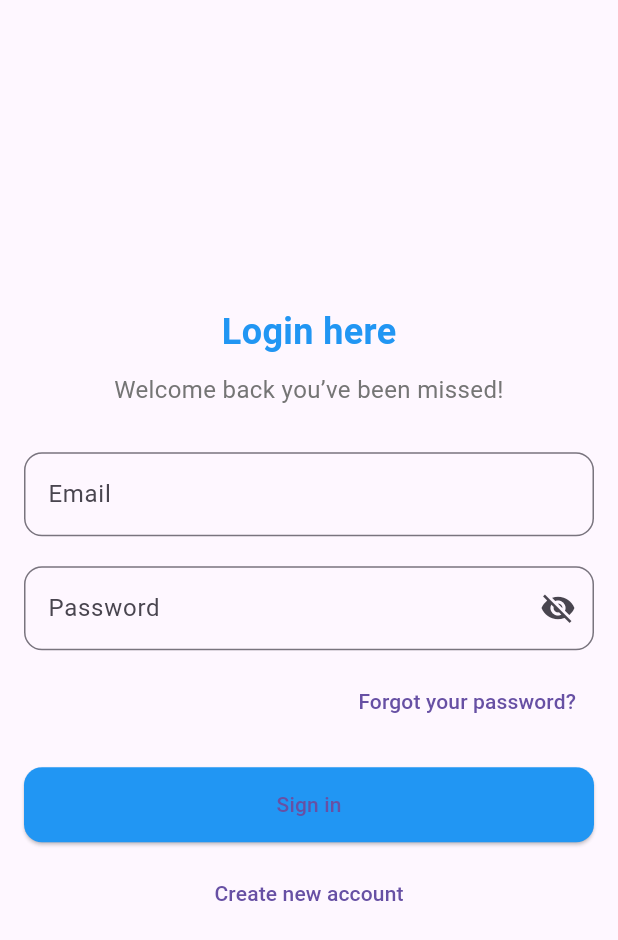
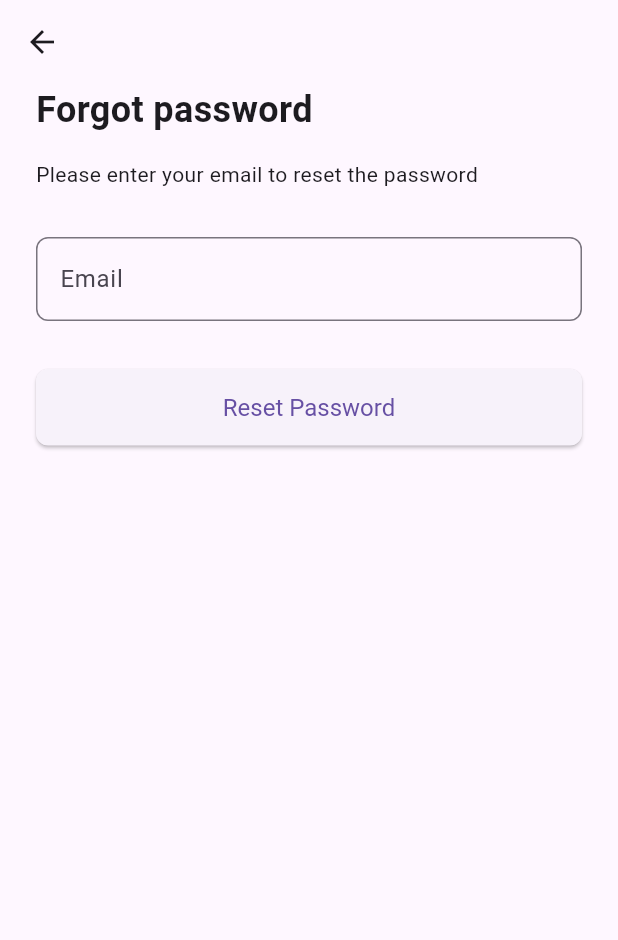
Before and after one commit to Shubham09876543/readarc, a Flutter app: the LoginPage screen opened directly, after a tap on "Forgot your password?", on a phone screen of 412 x 824 dp. Shown: the top 940 px of the screen. Run offline on Flutter 3.47's test engine with Material 3 defaults, Android fonts, the phone set to English and light mode, and no system bars; our stand-ins replace cloud_firestore, firebase_auth, firebase_core; accounts and stored records are empty.

Commit message:
forget page ofr email and code page

```diff
--- /dev/null
+++ b/lib/Forget_Password/forgetpassword_page.dart
@@ -0,0 +1,64 @@
+import 'package:flutter/material.dart';
+import 'package:readarc/Forget_Password/email_verification_page.dart';
+
+class ForgotPasswordPage extends StatelessWidget {
+  @override
+  Widget build(BuildContext context) {
+    final width = MediaQuery.of(context).size.width;
+
+    return Scaffold(
+      appBar: AppBar(
+        leading: IconButton(
+          icon: Icon(Icons.arrow_back),
+          onPressed: () {
+            Navigator.pop(context);
+          },
+        ),
+      ),
+      body: Padding(
+        padding: const EdgeInsets.symmetric(horizontal: 24.0),
+        child: Column(
+          crossAxisAlignment: CrossAxisAlignment.start,
+          children: [
+            Text(
+              'Forgot password',
+              style: TextStyle(fontSize: 24, fontWeight: FontWeight.bold),
+            ),
+            SizedBox(height: 16),
+            Text('Please enter your email to reset the password'),
+            SizedBox(height: 32),
+            TextField(
+              decoration: InputDecoration(
+                labelText: 'Email',
+                border: OutlineInputBorder(
+                  borderRadius: BorderRadius.circular(8.0),
+                ),
+              ),
+            ),
+            SizedBox(height: 32),
+            SizedBox(
+              width: width, // Responsive button width
+              child: ElevatedButton(
+                onPressed: () {
+                  Navigator.push(
+                    context,
+                    MaterialPageRoute(builder: (context) => VerifyEmailPage()),
+                  );
+                  // Handle reset password logic
+                },
+                child: Text('Reset Password'),
+                style: ElevatedButton.styleFrom(
+                  padding: EdgeInsets.symmetric(vertical: 16),
+                  textStyle: TextStyle(fontSize: 16),
+                  shape: RoundedRectangleBorder(
+                    borderRadius: BorderRadius.circular(8),
+                  ),
+                ),
+              ),
+            ),
+          ],
+        ),
+      ),
+    );
+  }
+}
--- a/lib/login_page.dart
+++ b/lib/login_page.dart
@@ -2,6 +2,7 @@ import 'package:flutter/material.dart';
 import 'package:firebase_auth/firebase_auth.dart'; // Import Firebase Auth package
 import 'book_list.dart'; // Import the BookList page
 import 'register_page.dart'; // Import the RegisterPage for account creation
+import 'Forget_Password/forgetpassword_page.dart';
 
 class LoginPage extends StatefulWidget {
   @override
@@ -132,6 +133,11 @@ class _LoginPageState extends State<LoginPage> {
                 alignment: Alignment.centerRight,
                 child: TextButton(
                   onPressed: () {
+                    Navigator.push(
+                      context,
+                      MaterialPageRoute(
+                          builder: (context) => ForgotPasswordPage()),
+                    );
                     // Implement your "Forgot password?" functionality here
                     print('Forgot password? Clicked');
                   },
--- a/pubspec.yaml
+++ b/pubspec.yaml
@@ -39,6 +39,7 @@ dependencies:
   cloud_firestore: ^5.4.1
   firebase_auth: ^5.2.1
   firebase_storage: ^12.3.0
+  flutter_svg: ^2.0.10+1
 
 
 
```
Also changed, not shown: lib/Forget_Password/email_verification_page.dart (added, +176 -0 lines), pubspec.lock.
